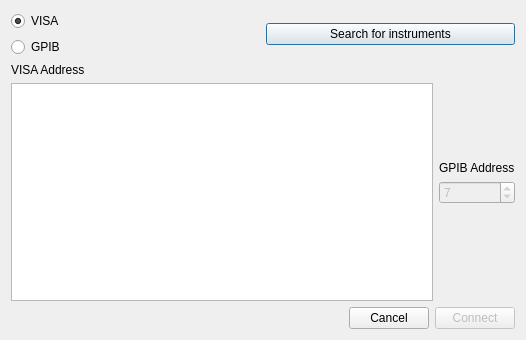
First picture: the form in connectdialog.ui, repository CodingMarco/qsoftscopegpib, before the edit.
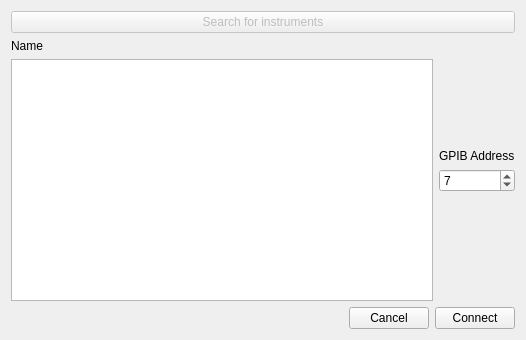
Second picture: the form after the edit.

Commit message: Only GPIB scope

Patch:
```diff
--- a/connectdialog.ui
+++ b/connectdialog.ui
@@ -16,29 +16,11 @@
   <layout class="QVBoxLayout" name="verticalLayout_4">
    <item>
     <layout class="QHBoxLayout" name="horizontalLayout">
-     <item>
-      <layout class="QVBoxLayout" name="verticalLayout">
-       <item>
-        <widget class="QRadioButton" name="radioButtonVisa">
-         <property name="text">
-          <string>VISA</string>
-         </property>
-         <property name="checked">
-          <bool>true</bool>
-         </property>
-        </widget>
-       </item>
-       <item>
-        <widget class="QRadioButton" name="radioButtonGpib">
-         <property name="text">
-          <string>GPIB</string>
-         </property>
-        </widget>
-       </item>
-      </layout>
-     </item>
      <item>
       <widget class="QPushButton" name="cmdSearch">
+       <property name="enabled">
+        <bool>false</bool>
+       </property>
        <property name="text">
         <string>Search for instruments</string>
        </property>
@@ -53,7 +35,7 @@
        <item>
         <widget class="QLabel" name="lblVisaAddr">
          <property name="text">
-          <string>VISA Address</string>
+          <string>Name</string>
          </property>
         </widget>
        </item>
@@ -90,7 +72,7 @@
        <item>
         <widget class="QSpinBox" name="spinBoxGpibAddr">
          <property name="enabled">
-          <bool>false</bool>
+          <bool>true</bool>
          </property>
          <property name="maximum">
           <number>32</number>
@@ -142,7 +124,7 @@
      <item>
       <widget class="QPushButton" name="cmdConnect">
        <property name="enabled">
-        <bool>false</bool>
+        <bool>true</bool>
        </property>
        <property name="text">
         <string>Connect</string>
```
The commit also changes 18 other files.
